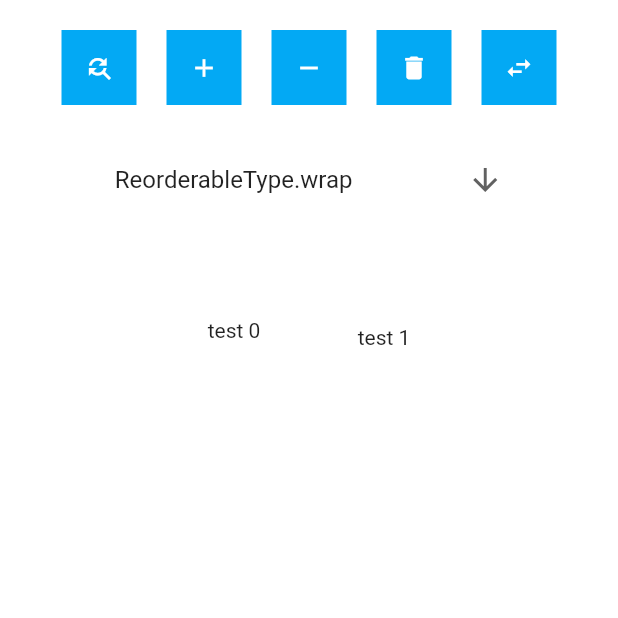
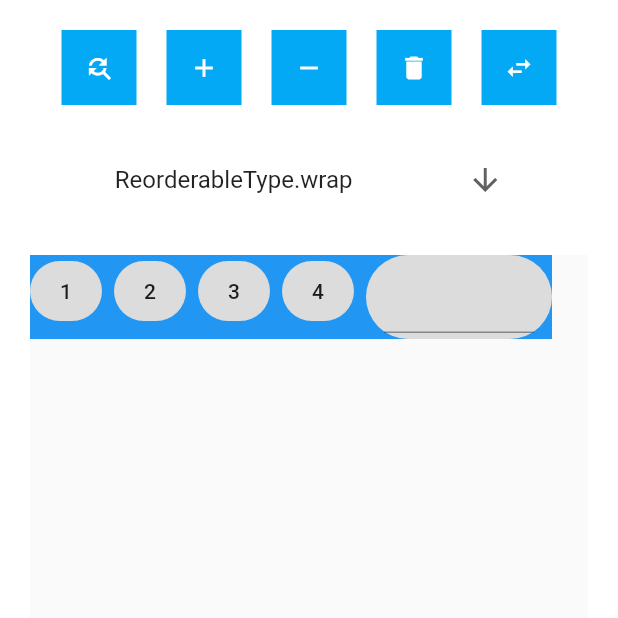
Before and after one commit to karvulf/flutter-reorderable-grid-view, a Flutter app: the screen it shows after launch, on a phone screen of 412 x 824 dp, the top half of it. Run offline on Flutter 3.47's test engine with Material 2 defaults, Android fonts, the phone set to English and light mode, and no system bars; our stand-ins replace equatable.

Commit message:
added example for wrap

```diff
--- a/example/lib/main.dart
+++ b/example/lib/main.dart
@@ -227,21 +227,7 @@ class _MyAppState extends State<MyApp> {
           },
         );
       case ReorderableType.wrap:
-        return ReorderableBuilder(
-          children: generatedChildren,
-          onReorder: _handleReorder,
-          lockedIndices: lockedIndices,
-          scrollController: _scrollController,
-          builder: (children) {
-            return SingleChildScrollView(
-              key: _gridViewKey,
-              controller: _scrollController,
-              child: Wrap(
-                children: children,
-              ),
-            );
-          },
-        );
+        return const ReorderableWrapChipPage();
     }
   }
 
@@ -263,3 +249,85 @@ class _MyAppState extends State<MyApp> {
     ScaffoldMessenger.of(context).showSnackBar(snackBar);
   }
 }
+
+class ReorderableWrapChipPage extends StatefulWidget {
+  const ReorderableWrapChipPage({Key? key}) : super(key: key);
+
+  @override
+  State<ReorderableWrapChipPage> createState() =>
+      _ReorderableWrapChipPageState();
+}
+
+class _ReorderableWrapChipPageState extends State<ReorderableWrapChipPage> {
+  final _wrapKey = GlobalKey();
+  final _textEditingController = TextEditingController();
+  final focusNode = FocusNode();
+
+  final _names = <String>['1', '2', '3', '4'];
+
+  @override
+  Widget build(BuildContext context) {
+    /*return Scaffold(
+      body: Container(
+        color: Colors.green,
+        child: Wrap(
+          key: _wrapKey,
+          spacing: 8.0,
+          runSpacing: 8.0,
+          children: _getChildren(),
+        ),
+      ),
+    );*/
+    return Scaffold(
+      body: ReorderableBuilder(
+        children: _getChildren(),
+        onReorder: (_) {},
+        builder: (children) {
+          return Container(
+            key: _wrapKey,
+            color: Colors.blue,
+            child: Wrap(
+              spacing: 8.0,
+              runSpacing: 8.0,
+              children: children,
+            ),
+          );
+        },
+      ),
+    );
+  }
+
+  List<Widget> _getChildren() {
+    final children = <Widget>[];
+    children.addAll(_names.map((e) => Chip(
+          key: Key(e),
+          label: Padding(
+            padding: const EdgeInsets.all(8.0),
+            child: Text(e),
+          ),
+        )));
+    children.add(
+      Chip(
+        key: const Key('chip-text-field'),
+        label: SizedBox(
+          width: 100.0,
+          child: TextField(
+            controller: _textEditingController,
+            focusNode: focusNode,
+            onSubmitted: (value) {
+              if (value.isNotEmpty && !_names.contains(value)) {
+                setState(() {
+                  _names.add(value);
+                });
+              }
+              _textEditingController.clear();
+              FocusScope.of(context).requestFocus(focusNode);
+            },
+          ),
+        ),
+      ),
+    );
+
+    return children;
+  }
+}
```
